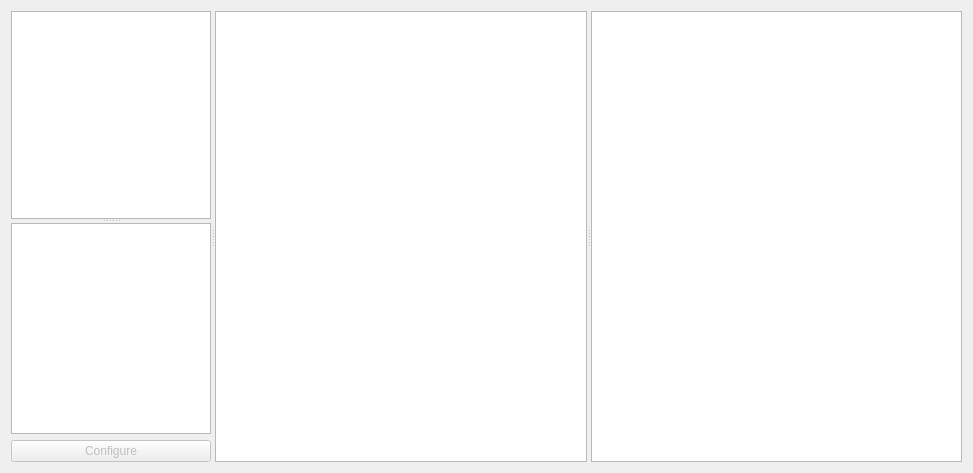
Qt form ScannerInspectionTool/CalibrationWindow.ui (crener/MultiCapture-InspectionTool) before a commit.
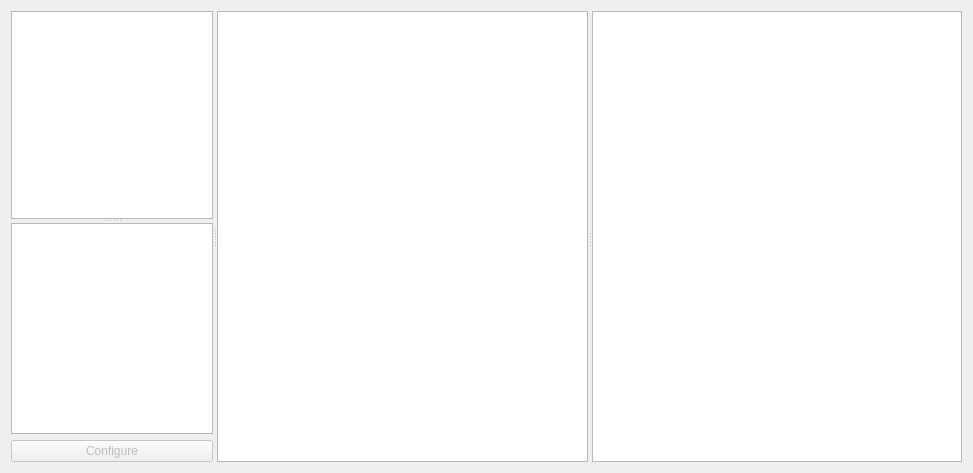
The same form after that commit.

```diff
--- a/ScannerInspectionTool/CalibrationWindow.ui
+++ b/ScannerInspectionTool/CalibrationWindow.ui
@@ -22,7 +22,7 @@
      <widget class="QSplitter" name="keySplitter">
       <property name="maximumSize">
        <size>
-        <width>200</width>
+        <width>202</width>
         <height>16777215</height>
        </size>
       </property>
@@ -32,7 +32,7 @@
       <widget class="QListView" name="imageSets">
        <property name="maximumSize">
         <size>
-         <width>200</width>
+         <width>202</width>
          <height>16777215</height>
         </size>
        </property>
```
